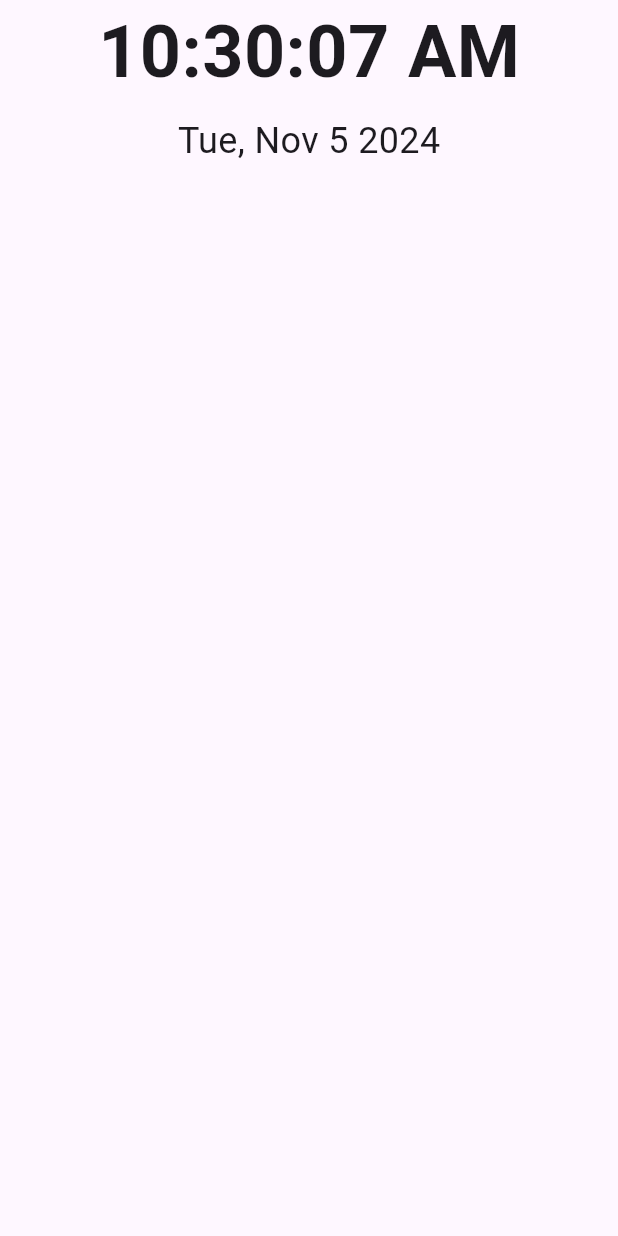
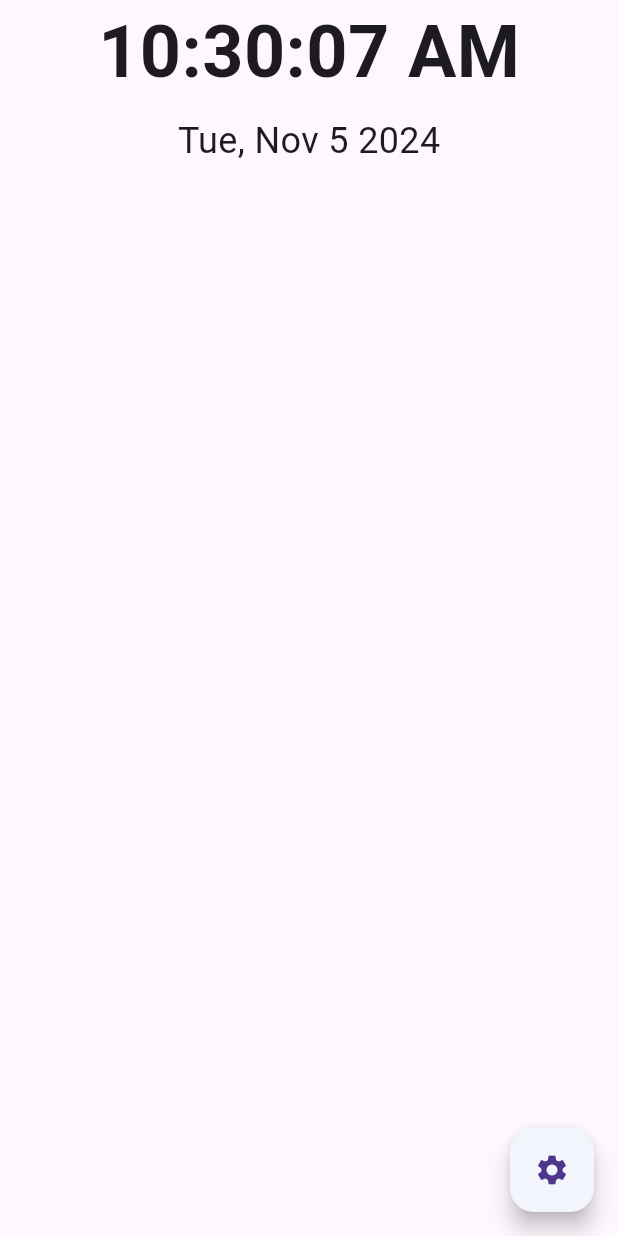
Before and after one commit to neelakandanz/kaandhal-Launcher, a Flutter app: the screen it shows after launch, on a phone screen of 412 x 824 dp. Run offline on Flutter 3.47's test engine with Material 3 defaults, Android fonts, the phone set to English and light mode, and no system bars; our stand-ins replace get; missing offline and left inert: installed_apps, swipeable_page_route.

Commit message:
Implement swipeable navigation to SettingsScreen with swipe-back gesture and remove back button

```diff
--- a/lib/app/mvc/view/home/home_screen.dart
+++ b/lib/app/mvc/view/home/home_screen.dart
@@ -7,6 +7,9 @@ import 'package:get/get.dart';
 import 'package:installed_apps/app_info.dart';
 import 'package:installed_apps/installed_apps.dart';
 import 'package:myapp/app/mvc/controller/date_time/date_time_controller.dart';
+
+import '../../../global/routes/swipeable_page_routes.dart';
+import '../setting/setting_screen.dart';
 
 class HomeScreen extends StatefulWidget {
   const HomeScreen({super.key});
@@ -96,6 +99,14 @@ class HomeScreenState extends State<HomeScreen> {
           ),
         ],
       ),
+      floatingActionButton: FloatingActionButton(
+        onPressed: () => navigateWithSwipe(context, const SettingsScreen()),
+
+        //Get.to(() => const SettingsScreen()),
+        backgroundColor: const Color.fromARGB(255, 242, 246, 252),
+        elevation: 6.0, // Navigate to the settings screen
+        child: const Icon(Icons.settings),
+      ),
     );
   }
 }
--- a/lib/main.dart
+++ b/lib/main.dart
@@ -1,4 +1,5 @@
 import 'package:flutter/material.dart';
+import 'package:get/get_navigation/src/root/get_material_app.dart';
 
 import 'app/mvc/view/home/home_screen.dart'; // Add this package for date formatting
 
@@ -11,7 +12,7 @@ class MyApp extends StatelessWidget {
 
   @override
   Widget build(BuildContext context) {
-    return const MaterialApp(
+    return const GetMaterialApp(
       debugShowCheckedModeBanner: false,
       home: HomeScreen(),
     );
--- a/pubspec.yaml
+++ b/pubspec.yaml
@@ -40,6 +40,7 @@ dependencies:
   url_launcher: ^6.3.1
   intl: ^0.19.0
   get:
+  swipeable_page_route: ^0.4.4
 
 dev_dependencies:
   flutter_test:
```
Also changed, not shown: lib/app/global/routes/swipeable_page_routes.dart (added, +10 -0 lines), lib/app/mvc/view/setting/setting_screen.dart (added, +42 -0 lines), pubspec.lock.
